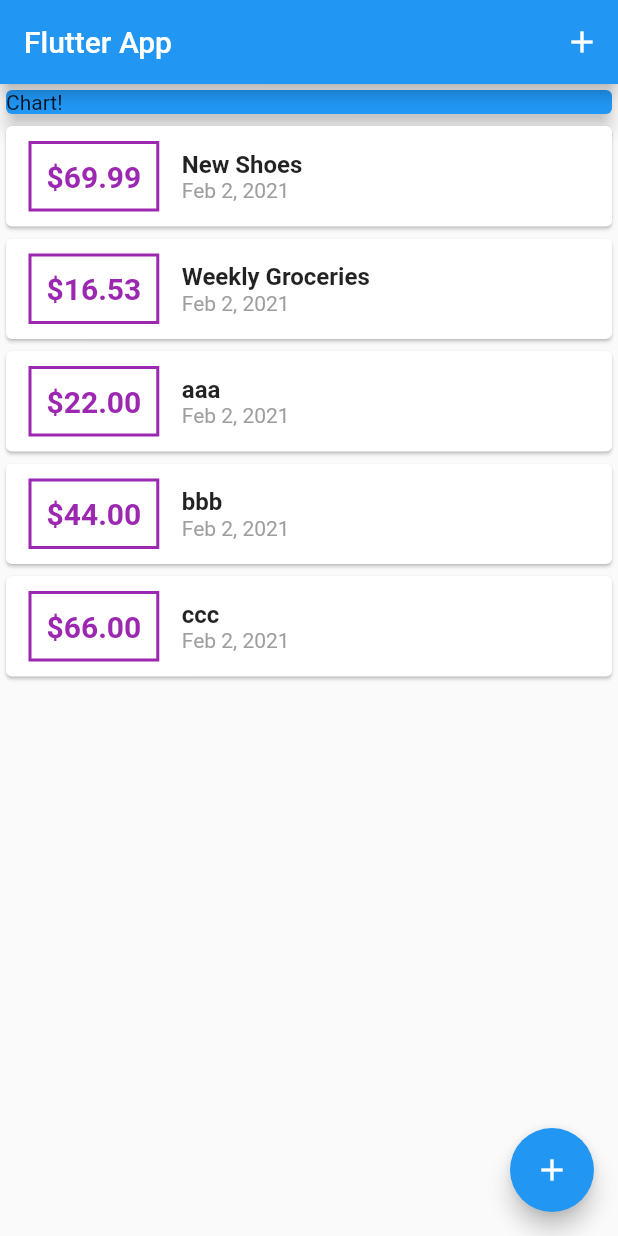
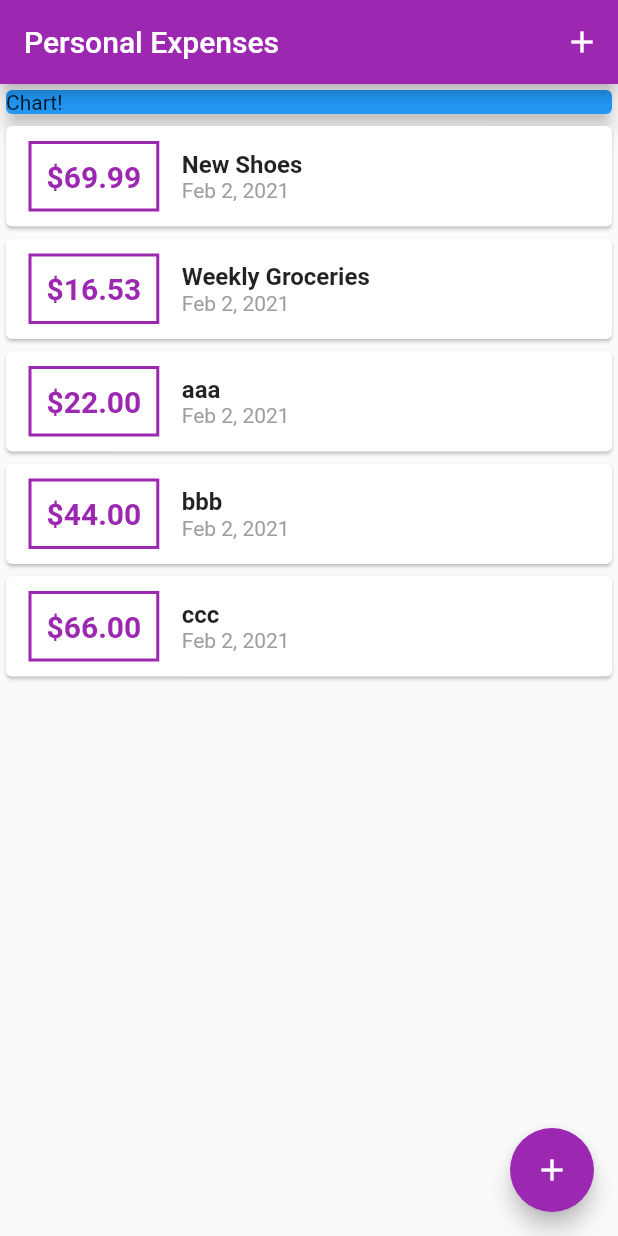
Before and after one commit to a7md0/FlutterPersonalExpenses, a Flutter app: the screen it shows after launch, on a phone screen of 412 x 824 dp. Run offline on Flutter 3.47's test engine with Material 2 defaults, Android fonts, the phone set to English and light mode, and no system bars.

Commit message:
Theming & App name

```diff
--- a/lib/main.dart
+++ b/lib/main.dart
@@ -10,7 +10,10 @@ class MyApp extends StatelessWidget {
   @override
   Widget build(BuildContext context) {
     return MaterialApp(
-      title: 'Flutter App',
+      title: 'Personal Expenses',
+      theme: ThemeData(
+        primarySwatch: Colors.purple,
+      ),
       home: MyHomePage(),
     );
   }
@@ -59,7 +62,7 @@ class _MyHomePageState extends State<MyHomePage> {
   Widget build(BuildContext context) {
     return Scaffold(
       appBar: AppBar(
-        title: Text('Flutter App'),
+        title: Text('Personal Expenses'),
         actions: [
           IconButton(
             icon: Icon(Icons.add),
--- a/lib/widgets/transaction_list.dart
+++ b/lib/widgets/transaction_list.dart
@@ -25,7 +25,7 @@ class TranscationList extends StatelessWidget {
                   ),
                   decoration: BoxDecoration(
                     border: Border.all(
-                      color: Colors.purple,
+                      color: Theme.of(context).primaryColor,
                       width: 2,
                     ),
                   ),
@@ -35,7 +35,7 @@ class TranscationList extends StatelessWidget {
                     style: TextStyle(
                       fontWeight: FontWeight.bold,
                       fontSize: 20,
-                      color: Colors.purple,
+                      color: Theme.of(context).primaryColor,
                     ),
                   ),
                 ),
```
